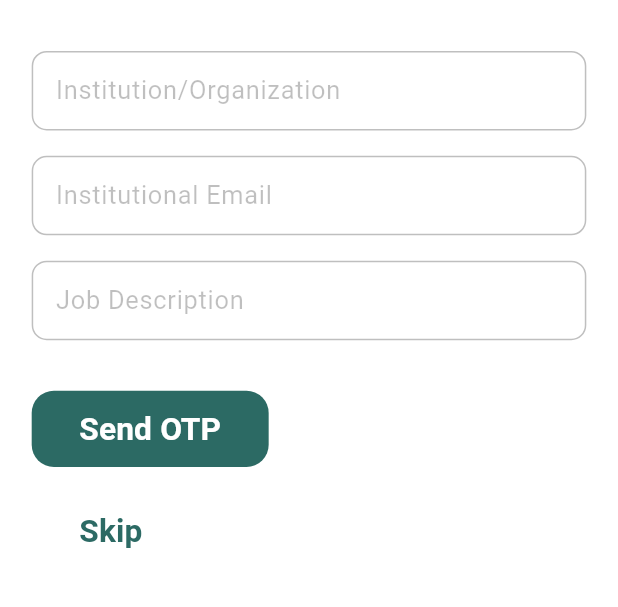
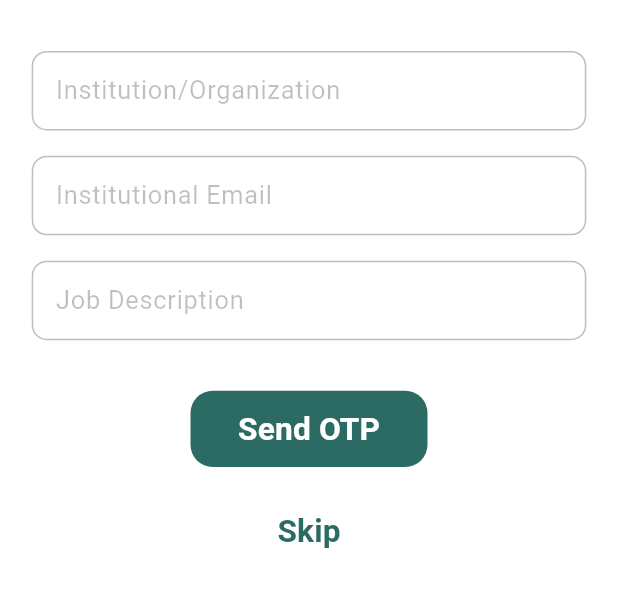
Before and after one commit to micomiconiiii/Turo, a Flutter app: the InstitutionalVerificationScreen screen opened directly with empty values, on a phone screen of 412 x 824 dp, the part 499-1106 px from its top. Run offline on Flutter 3.47's test engine with Material 3 defaults, Android fonts, the phone set to English and light mode, and no system bars; our stand-ins replace cached_network_image, cloud_firestore, cloud_functions, device_preview, file_picker, firebase_auth and 6 more; accounts and stored records are empty; Roboto replaces fonts that are missing (Fustat).

Commit message:
Refactoring Errors from latest merge

```diff
--- a/lib/presentation/mentor_registration_screen/institutional_verification_screen.dart
+++ b/lib/presentation/mentor_registration_screen/institutional_verification_screen.dart
@@ -25,8 +25,6 @@
   });
 
   @override
-  State<InstitutionalVerificationScreen> createState() =>
-      _InstitutionalVerificationScreenState();
   State<InstitutionalVerificationScreen> createState() =>
       _InstitutionalVerificationScreenState();
 }
@@ -261,18 +259,22 @@
                 ),
               ),
               SizedBox(height: 32.h),
-              CustomButton(
+              Center(
+              child: CustomButton(
                 text: 'Send OTP',
                 onPressed: _onSendOTPPressed,
                 backgroundColor: appTheme.blue_gray_700,
                 textColor: Colors.white,
               ),
+              ),
               SizedBox(height: 16.h),
-              CustomButton(
+              Center(
+              child: CustomButton(
                 text: 'Skip',
                 onPressed: _onSkipPressed,
                 backgroundColor: Colors.transparent,
                 textColor: appTheme.blue_gray_700,
+              ),
               ),
             ],
           ),
--- a/lib/presentation/mentor_registration_screen/otp_verification_screen.dart
+++ b/lib/presentation/mentor_registration_screen/otp_verification_screen.dart
@@ -106,6 +106,7 @@
       }
     }
   }
+  }
 
   @override
   Widget build(BuildContext context) {
--- a/lib/presentation/user_registration_screen/user_registration_screen.dart
+++ b/lib/presentation/user_registration_screen/user_registration_screen.dart
@@ -92,7 +92,6 @@
         ),
       ),
     );
-  }
   }
 
   Widget _buildTabBar(BuildContext context) {
@@ -275,7 +274,6 @@
     }
     return null;
   }
-  }
 
   String? _validatePassword(String? value) {
     if (value == null || value.isEmpty) {
@@ -285,7 +283,6 @@
       return 'Password must be at least 6 characters';
     }
     return null;
-  }
   }
 
   String? _validateConfirmPassword(String? value) {
--- a/lib/routes/app_routes.dart
+++ b/lib/routes/app_routes.dart
@@ -12,16 +12,12 @@
 class AppRoutes {
   static const String mentorRegistrationScreen = '/mentor_registration_screen';
   static const String idUploadScreen = '/id_upload_screen';
-  static const String institutionalVerificationScreen =
-      '/institutional_verification_screen';
-  static const String institutionalVerificationScreen =
+ static const String institutionalVerificationScreen =
       '/institutional_verification_screen';
   static const String appNavigationScreen = '/app_navigation_screen';
   static const String credentialsAchievementsScreen =
       '/credentials_achievements_screen';
-  static const String credentialsAchievementsScreen =
-      '/credentials_achievements_screen';
-  static const String selfieVerificationScreen = '/selfie_verification_screen';
+   static const String selfieVerificationScreen = '/selfie_verification_screen';
   static const String emailVerificationScreen = '/email_verification_screen';
   static const String termsAndConditionsScreen = '/terms_and_conditions_screen';
   static const String splashScreen = '/splash_screen';
```
Also changed, not shown: lib/main.dart (+3 -11 lines).
